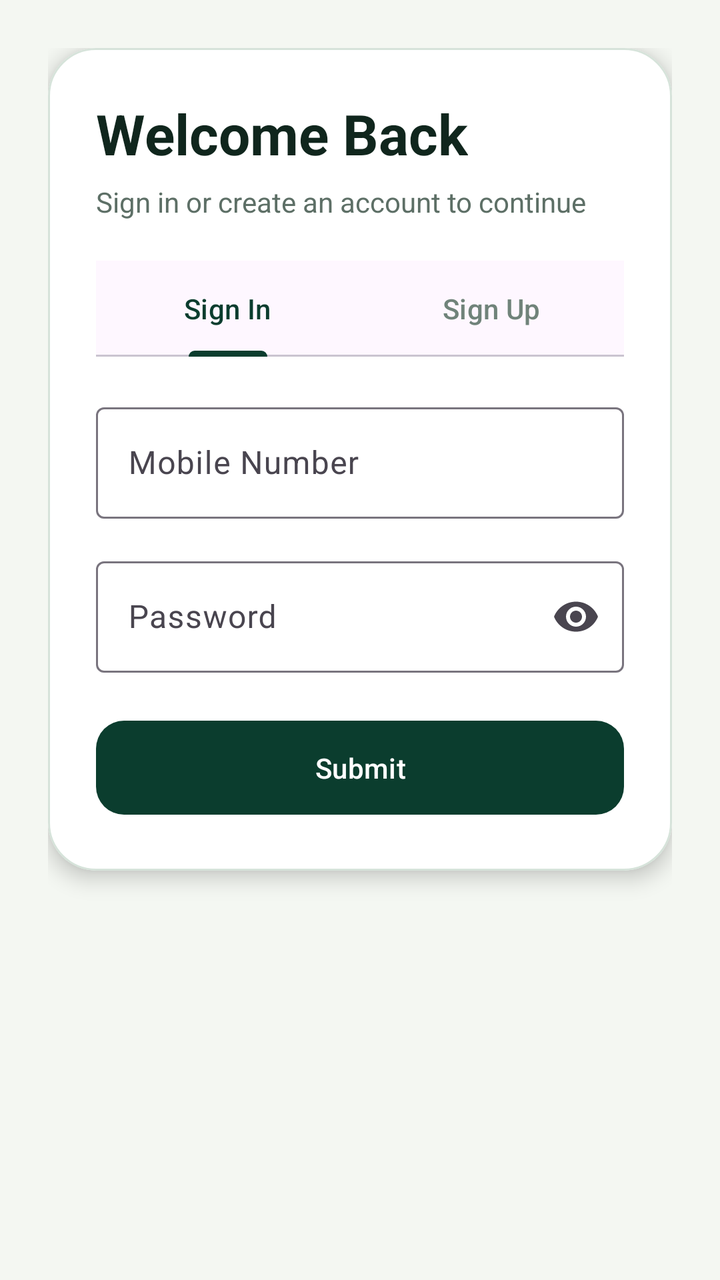
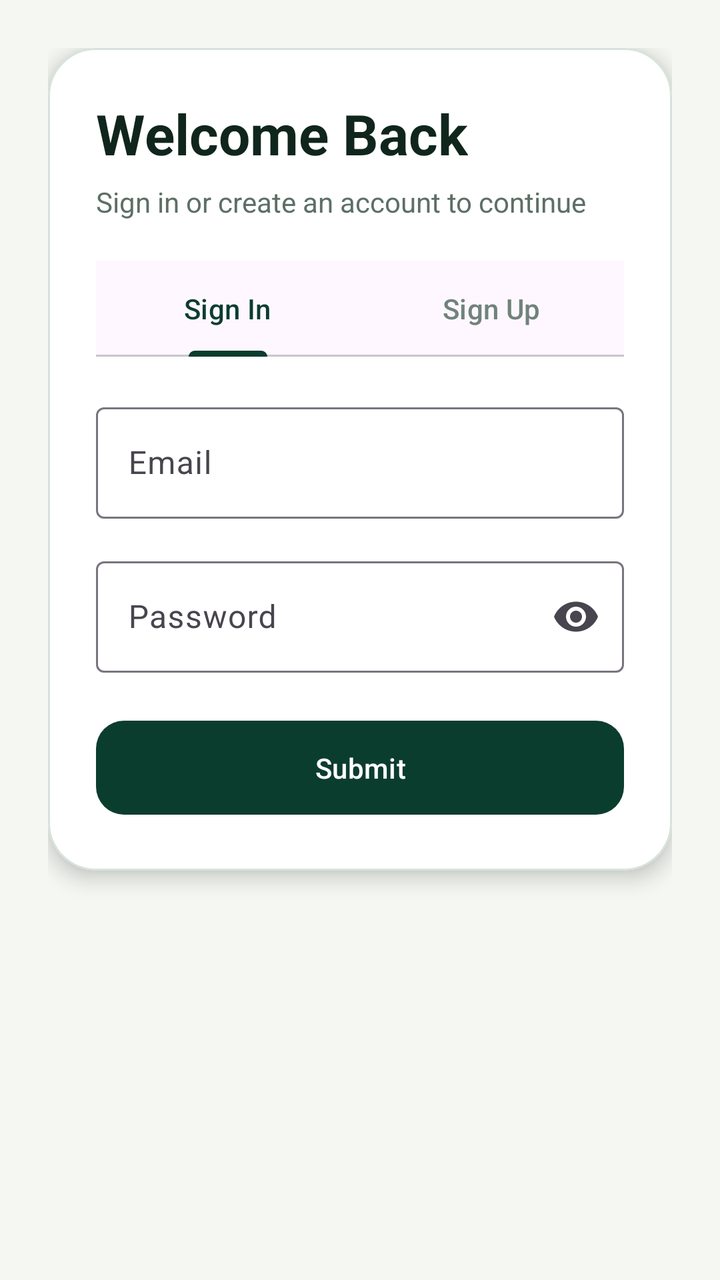

An Android layout rendered at two revisions. The XML below is the earlier revision; the diff shows what the commit changed to produce the second picture.
<!-- AndroidManifest.xml: application theme Theme.CricketBookingApp -->
<!-- res/layout/activity_main.xml -->
<?xml version="1.0" encoding="utf-8"?>
<androidx.core.widget.NestedScrollView xmlns:android="http://schemas.android.com/apk/res/android"
    xmlns:app="http://schemas.android.com/apk/res-auto"
    xmlns:tools="http://schemas.android.com/tools"
    android:id="@+id/main"
    android:layout_width="match_parent"
    android:layout_height="match_parent"
    android:background="#F4F7F2"
    android:fillViewport="true"
    tools:context=".MainActivity">

    <LinearLayout
        android:layout_width="match_parent"
        android:layout_height="wrap_content"
        android:gravity="center_horizontal"
        android:orientation="vertical"
        android:padding="24dp">

        <com.google.android.material.card.MaterialCardView
            android:layout_width="match_parent"
            android:layout_height="wrap_content"
            app:cardBackgroundColor="@android:color/white"
            app:cardCornerRadius="24dp"
            app:cardElevation="6dp"
            app:strokeColor="#D6E3DA"
            app:strokeWidth="1dp">

            <LinearLayout
                android:layout_width="match_parent"
                android:layout_height="wrap_content"
                android:orientation="vertical"
                android:padding="24dp">

                <TextView
                    android:layout_width="wrap_content"
                    android:layout_height="wrap_content"
                    android:text="@string/auth_heading"
                    android:textColor="#10261D"
                    android:textSize="28sp"
                    android:textStyle="bold" />

                <TextView
                    android:layout_width="wrap_content"
                    android:layout_height="wrap_content"
                    android:layout_marginTop="6dp"
                    android:text="@string/auth_subheading"
                    android:textColor="#5D6F66"
                    android:textSize="14sp" />

                <com.google.android.material.tabs.TabLayout
                    android:id="@+id/authTabs"
                    android:layout_width="match_parent"
                    android:layout_height="wrap_content"
                    android:layout_marginTop="20dp"
                    app:tabIndicatorColor="#0B3D2E"
                    app:tabIndicatorFullWidth="false"
                    app:tabSelectedTextColor="#0B3D2E"
                    app:tabTextColor="#70837A">

                    <com.google.android.material.tabs.TabItem
                        android:layout_width="wrap_content"
                        android:layout_height="wrap_content"
                        android:text="@string/tab_sign_in" />

                    <com.google.android.material.tabs.TabItem
                        android:layout_width="wrap_content"
                        android:layout_height="wrap_content"
                        android:text="@string/tab_sign_up" />
                </com.google.android.material.tabs.TabLayout>

                <LinearLayout
                    android:id="@+id/signInContainer"
                    android:layout_width="match_parent"
                    android:layout_height="wrap_content"
                    android:layout_marginTop="20dp"
                    android:orientation="vertical">

                    <com.google.android.material.textfield.TextInputLayout
                        style="@style/Widget.Material3.TextInputLayout.OutlinedBox"
                        android:layout_width="match_parent"
                        android:layout_height="wrap_content"
                        android:hint="@string/hint_mobile_number">

                        <com.google.android.material.textfield.TextInputEditText
                            android:id="@+id/signInMobileInput"
                            android:layout_width="match_parent"
                            android:layout_height="wrap_content"
                            android:inputType="phone" />
                    </com.google.android.material.textfield.TextInputLayout>

                    <com.google.android.material.textfield.TextInputLayout
                        style="@style/Widget.Material3.TextInputLayout.OutlinedBox"
                        android:layout_width="match_parent"
                        android:layout_height="wrap_content"
                        android:layout_marginTop="16dp"
                        android:hint="@string/hint_password"
                        app:endIconMode="password_toggle">

                        <com.google.android.material.textfield.TextInputEditText
                            android:id="@+id/signInPasswordInput"
                            android:layout_width="match_parent"
                            android:layout_height="wrap_content"
                            android:inputType="textPassword" />
                    </com.google.android.material.textfield.TextInputLayout>

                    <com.google.android.material.button.MaterialButton
                        android:id="@+id/signInSubmitButton"
                        android:layout_width="match_parent"
                        android:layout_height="wrap_content"
                        android:layout_marginTop="20dp"
                        android:paddingVertical="14dp"
                        android:text="@string/action_submit"
                        app:backgroundTint="#0B3D2E"
                        app:cornerRadius="14dp" />
                </LinearLayout>

                <LinearLayout
                    android:id="@+id/signUpContainer"
                    android:layout_width="match_parent"
                    android:layout_height="wrap_content"
                    android:layout_marginTop="20dp"
                    android:orientation="vertical"
                    android:visibility="gone">

                    <com.google.android.material.textfield.TextInputLayout
                        style="@style/Widget.Material3.TextInputLayout.OutlinedBox"
                        android:layout_width="match_parent"
                        android:layout_height="wrap_content"
                        android:hint="@string/hint_first_name">

                        <com.google.android.material.textfield.TextInputEditText
                            android:layout_width="match_parent"
                            android:layout_height="wrap_content"
                            android:inputType="textPersonName" />
                    </com.google.android.material.textfield.TextInputLayout>

                    <com.google.android.material.textfield.TextInputLayout
                        style="@style/Widget.Material3.TextInputLayout.OutlinedBox"
                        android:layout_width="match_parent"
                        android:layout_height="wrap_content"
                        android:layout_marginTop="16dp"
                        android:hint="@string/hint_last_name">

                        <com.google.android.material.textfield.TextInputEditText
                            android:layout_width="match_parent"
                            android:layout_height="wrap_content"
                            android:inputType="textPersonName" />
                    </com.google.android.material.textfield.TextInputLayout>

                    <com.google.android.material.textfield.TextInputLayout
                        style="@style/Widget.Material3.TextInputLayout.OutlinedBox"
                        android:layout_width="match_parent"
                        android:layout_height="wrap_content"
                        android:layout_marginTop="16dp"
                        android:hint="@string/hint_mobile_number">

                        <com.google.android.material.textfield.TextInputEditText
                            android:layout_width="match_parent"
                            android:layout_height="wrap_content"
                            android:inputType="phone" />
                    </com.google.android.material.textfield.TextInputLayout>

                    <com.google.android.material.textfield.TextInputLayout
                        style="@style/Widget.Material3.TextInputLayout.OutlinedBox"
                        android:layout_width="match_parent"
                        android:layout_height="wrap_content"
                        android:layout_marginTop="16dp"
                        android:hint="@string/hint_email">

                        <com.google.android.material.textfield.TextInputEditText
                            android:layout_width="match_parent"
                            android:layout_height="wrap_content"
                            android:inputType="textEmailAddress" />
                    </com.google.android.material.textfield.TextInputLayout>

                    <com.google.android.material.textfield.TextInputLayout
                        style="@style/Widget.Material3.TextInputLayout.OutlinedBox"
                        android:layout_width="match_parent"
                        android:layout_height="wrap_content"
                        android:layout_marginTop="16dp"
                        android:hint="@string/hint_password"
                        app:endIconMode="password_toggle">

                        <com.google.android.material.textfield.TextInputEditText
                            android:layout_width="match_parent"
                            android:layout_height="wrap_content"
                            android:inputType="textPassword" />
                    </com.google.android.material.textfield.TextInputLayout>

                    <com.google.android.material.button.MaterialButton
                        android:id="@+id/signUpSaveButton"
                        android:layout_width="match_parent"
                        android:layout_height="wrap_content"
                        android:layout_marginTop="20dp"
                        android:paddingVertical="14dp"
                        android:text="@string/action_save"
                        app:backgroundTint="#0B3D2E"
                        app:cornerRadius="14dp" />
                </LinearLayout>
            </LinearLayout>
        </com.google.android.material.card.MaterialCardView>
    </LinearLayout>
</androidx.core.widget.NestedScrollView>
<!-- resources referenced by this layout -->
<resources>
  <string name="action_save">Save</string>
  <string name="action_submit">Submit</string>
  <string name="auth_heading">Welcome Back</string>
  <string name="auth_subheading">Sign in or create an account to continue</string>
  <string name="hint_email">Email</string>
  <string name="hint_first_name">First Name</string>
  <string name="hint_last_name">Last Name</string>
  <string name="hint_mobile_number">Mobile Number</string>
  <string name="hint_password">Password</string>
  <string name="tab_sign_in">Sign In</string>
  <string name="tab_sign_up">Sign Up</string>
  <style name="Theme.CricketBookingApp" parent="Base.Theme.CricketBookingApp" />
  <style name="Base.Theme.CricketBookingApp" parent="Theme.Material3.DayNight.NoActionBar">
          
          
      </style>
</resources>

<!-- the commit's change to res/layout/activity_main.xml (unified diff, before → after) -->
@@ -79,13 +79,13 @@
                         style="@style/Widget.Material3.TextInputLayout.OutlinedBox"
                         android:layout_width="match_parent"
                         android:layout_height="wrap_content"
-                        android:hint="@string/hint_mobile_number">
-
-                        <com.google.android.material.textfield.TextInputEditText
-                            android:id="@+id/signInMobileInput"
-                            android:layout_width="match_parent"
-                            android:layout_height="wrap_content"
-                            android:inputType="phone" />
+                        android:hint="@string/hint_email">
+
+                        <com.google.android.material.textfield.TextInputEditText
+                            android:id="@+id/signInEmailInput"
+                            android:layout_width="match_parent"
+                            android:layout_height="wrap_content"
+                            android:inputType="textEmailAddress" />
                     </com.google.android.material.textfield.TextInputLayout>
 
                     <com.google.android.material.textfield.TextInputLayout
@@ -112,6 +112,14 @@
                         android:text="@string/action_submit"
                         app:backgroundTint="#0B3D2E"
                         app:cornerRadius="14dp" />
+
+                    <com.google.android.material.progressindicator.CircularProgressIndicator
+                        android:id="@+id/signInLoader"
+                        android:layout_width="wrap_content"
+                        android:layout_height="wrap_content"
+                        android:layout_gravity="center_horizontal"
+                        android:layout_marginTop="16dp"
+                        android:visibility="gone" />
                 </LinearLayout>
 
                 <LinearLayout
@@ -129,6 +137,7 @@
                         android:hint="@string/hint_first_name">
 
                         <com.google.android.material.textfield.TextInputEditText
+                            android:id="@+id/signUpFirstNameInput"
                             android:layout_width="match_parent"
                             android:layout_height="wrap_content"
                             android:inputType="textPersonName" />
@@ -142,6 +151,7 @@
                         android:hint="@string/hint_last_name">
 
                         <com.google.android.material.textfield.TextInputEditText
+                            android:id="@+id/signUpLastNameInput"
                             android:layout_width="match_parent"
                             android:layout_height="wrap_content"
                             android:inputType="textPersonName" />
@@ -155,6 +165,7 @@
                         android:hint="@string/hint_mobile_number">
 
                         <com.google.android.material.textfield.TextInputEditText
+                            android:id="@+id/signUpMobileInput"
                             android:layout_width="match_parent"
                             android:layout_height="wrap_content"
                             android:inputType="phone" />
@@ -168,6 +179,7 @@
                         android:hint="@string/hint_email">
 
                         <com.google.android.material.textfield.TextInputEditText
+                            android:id="@+id/signUpEmailInput"
                             android:layout_width="match_parent"
                             android:layout_height="wrap_content"
                             android:inputType="textEmailAddress" />
@@ -182,6 +194,7 @@
                         app:endIconMode="password_toggle">
 
                         <com.google.android.material.textfield.TextInputEditText
+                            android:id="@+id/signUpPasswordInput"
                             android:layout_width="match_parent"
                             android:layout_height="wrap_content"
                             android:inputType="textPassword" />
@@ -196,6 +209,14 @@
                         android:text="@string/action_save"
                         app:backgroundTint="#0B3D2E"
                         app:cornerRadius="14dp" />
+
+                    <com.google.android.material.progressindicator.CircularProgressIndicator
+                        android:id="@+id/signUpLoader"
+                        android:layout_width="wrap_content"
+                        android:layout_height="wrap_content"
+                        android:layout_gravity="center_horizontal"
+                        android:layout_marginTop="16dp"
+                        android:visibility="gone" />
                 </LinearLayout>
             </LinearLayout>
         </com.google.android.material.card.MaterialCardView>
